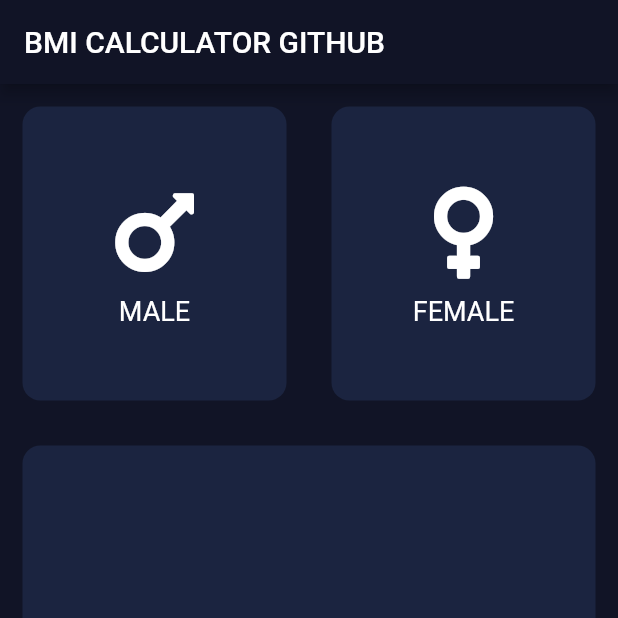
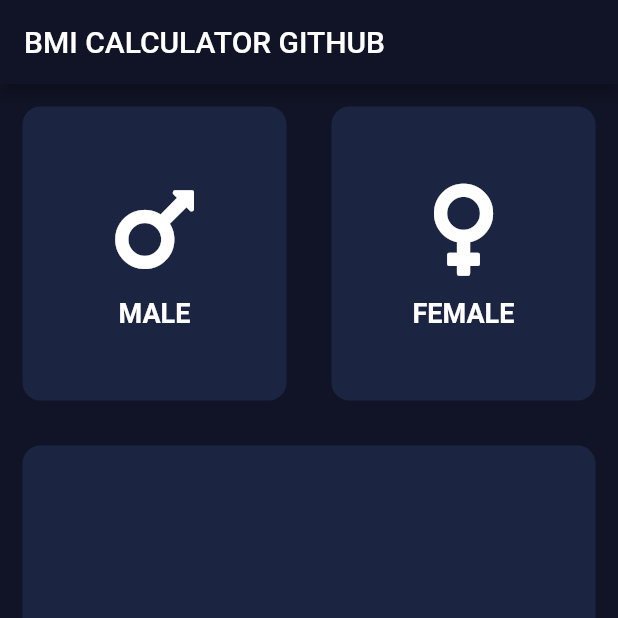
Before and after one commit to eeBarrionuevo/flutter_codigo_bmi, a Flutter app: the screen it shows after launch, on a phone screen of 412 x 824 dp, the top half of it. Run offline on Flutter 3.47's test engine with Material 2 defaults, Android fonts, the phone set to English and light mode, and no system bars; our stand-ins replace font_awesome_flutter.

Commit message:
IconContent TextStyle

```diff
--- /dev/null
+++ b/lib/icon_content.dart
@@ -0,0 +1,36 @@
+
+import 'package:flutter/material.dart';
+
+const labelTextStyle = TextStyle(
+  fontSize: 18.0,
+  color: Colors.white,
+  fontWeight: FontWeight.bold,
+);
+
+class IconContent extends StatelessWidget {
+
+  final String text;
+  final IconData icon;
+
+  IconContent({@required this.text, @required this.icon });
+
+  @override
+  Widget build(BuildContext context) {
+    return Column(
+      mainAxisAlignment: MainAxisAlignment.center,
+      children: [
+        Icon(
+          this.icon,
+          size: 70.0,
+        ),
+        SizedBox(
+          height: 10.0,
+        ),
+        Text(
+          this.text,
+          style: labelTextStyle,
+        ),
+      ],
+    );
+  }
+}
--- a/lib/input_page.dart
+++ b/lib/input_page.dart
@@ -1,9 +1,14 @@
 import 'package:flutter/material.dart';
+import 'package:flutter_codigo_bmi/icon_content.dart';
+import 'package:flutter_codigo_bmi/reusable_card.dart';
 import 'package:font_awesome_flutter/font_awesome_flutter.dart';
+
 
 const activeCardColor = Color(0xff1B2440);
 const bottomContainerColor = Colors.greenAccent;
 const bottomContainerHeight = 80.0;
+
+
 
 class InputPage extends StatefulWidget {
   @override
@@ -81,53 +86,3 @@ class _InputPageState extends State<InputPage> {
     );
   }
 }
-
-class IconContent extends StatelessWidget {
-
-  final String text;
-  final IconData icon;
-
-  IconContent({@required this.text, @required this.icon });
-
-  @override
-  Widget build(BuildContext context) {
-    return Column(
-      mainAxisAlignment: MainAxisAlignment.center,
-      children: [
-        Icon(
-          this.icon,
-          size: 70.0,
-        ),
-        SizedBox(
-          height: 7.0,
-        ),
-        Text(
-          this.text,
-          style: TextStyle(fontSize: 18.0),
-        ),
-      ],
-    );
-  }
-}
-
-
-
-class ReusableCard extends StatelessWidget {
-
-  final Color color;
-  final Widget childCard;
-
-  ReusableCard({@required this.color, @required this.childCard});
-
-  @override
-  Widget build(BuildContext context) {
-    return Container(
-      margin: EdgeInsets.all(15.0),
-      decoration: BoxDecoration(
-        color: color,
-        borderRadius: BorderRadius.circular(12.0),
-      ),
-      child: childCard,
-    );
-  }
-}
--- /dev/null
+++ b/lib/reusable_card.dart
@@ -0,0 +1,21 @@
+import 'package:flutter/material.dart';
+
+class ReusableCard extends StatelessWidget {
+
+  final Color color;
+  final Widget childCard;
+
+  ReusableCard({@required this.color, @required this.childCard});
+
+  @override
+  Widget build(BuildContext context) {
+    return Container(
+      margin: EdgeInsets.all(15.0),
+      decoration: BoxDecoration(
+        color: color,
+        borderRadius: BorderRadius.circular(12.0),
+      ),
+      child: childCard,
+    );
+  }
+}
```
